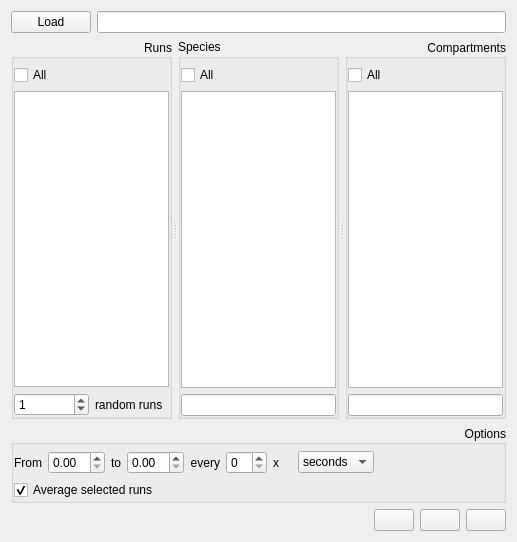
First picture: the form in infobiotics/dashboard/plugins/simulator_results/simulation_results_dialog.ui, repository jvb/infobiotics-dashboard, before the edit.
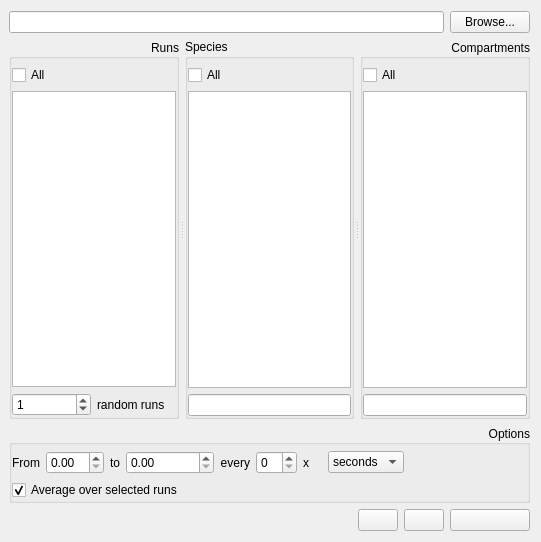
Second picture: the form after the edit. Icons and pictures are not drawn. Custom widgets are drawn as their Qt base class.

Commit message: Polishing simulator_results. Changed VERSION to 0.0.12.dev for easy_install. Must remember to change it back to 0.0.12 before next release.

```diff
--- a/infobiotics/dashboard/plugins/simulator_results/simulation_results_dialog.ui
+++ b/infobiotics/dashboard/plugins/simulator_results/simulation_results_dialog.ui
@@ -6,24 +6,30 @@
    <rect>
     <x>0</x>
     <y>0</y>
-    <width>517</width>
+    <width>541</width>
     <height>542</height>
    </rect>
   </property>
+  <property name="sizePolicy">
+   <sizepolicy hsizetype="Preferred" vsizetype="Preferred">
+    <horstretch>0</horstretch>
+    <verstretch>0</verstretch>
+   </sizepolicy>
+  </property>
+  <property name="maximumSize">
+   <size>
+    <width>16777215</width>
+    <height>16777215</height>
+   </size>
+  </property>
   <property name="windowTitle">
    <string>Simulator Results</string>
   </property>
-  <layout class="QVBoxLayout" name="verticalLayout_5">
-   <item>
-    <layout class="QHBoxLayout" name="filenameLayout">
-     <item>
-      <widget class="QPushButton" name="load_button">
-       <property name="text">
-        <string>Load</string>
-       </property>
-      </widget>
-     </item>
-     <item>
+  <layout class="QGridLayout" name="gridLayout_5">
+   <property name="leftMargin">
+    <number>9</number>
+   </property>
+   <item row="0" column="0" colspan="3">
       <widget class="QLineEdit" name="filenameLineEdit">
        <property name="enabled">
         <bool>true</bool>
@@ -33,9 +39,7 @@
        </property>
       </widget>
      </item>
-    </layout>
-   </item>
-   <item>
+   <item row="1" column="0" colspan="4">
     <widget class="QSplitter" name="splitter">
      <property name="sizePolicy">
       <sizepolicy hsizetype="Expanding" vsizetype="Expanding">
@@ -62,7 +66,7 @@
       <property name="alignment">
        <set>Qt::AlignRight|Qt::AlignTrailing|Qt::AlignVCenter</set>
       </property>
-      <layout class="QVBoxLayout" name="verticalLayout_3">
+      <layout class="QGridLayout" name="gridLayout_3">
        <property name="leftMargin">
         <number>0</number>
        </property>
@@ -75,7 +79,7 @@
        <property name="bottomMargin">
         <number>0</number>
        </property>
-       <item>
+       <item row="0" column="0">
         <widget class="QCheckBox" name="selectAllRunsCheckBox">
          <property name="enabled">
           <bool>true</bool>
@@ -88,7 +92,7 @@
          </property>
         </widget>
        </item>
-       <item>
+       <item row="1" column="0" colspan="2">
         <widget class="QListWidget" name="runsListWidget">
          <property name="enabled">
           <bool>true</bool>
@@ -98,9 +102,7 @@
          </property>
         </widget>
        </item>
-       <item>
-        <layout class="QHBoxLayout" name="randomRunsLayout">
-         <item>
+       <item row="2" column="0">
           <widget class="QSpinBox" name="randomRunsSpinBox">
            <property name="enabled">
             <bool>true</bool>
@@ -122,7 +124,7 @@
            </property>
           </widget>
          </item>
-         <item>
+       <item row="2" column="1">
           <widget class="QLabel" name="randomRunsLabel">
            <property name="text">
             <string>random runs</string>
@@ -133,17 +135,12 @@
           </widget>
          </item>
         </layout>
-       </item>
-      </layout>
      </widget>
      <widget class="QGroupBox" name="speciesGroupBox">
       <property name="title">
        <string>Species</string>
       </property>
-      <layout class="QVBoxLayout" name="verticalLayout">
-       <property name="spacing">
-        <number>6</number>
-       </property>
+      <layout class="QGridLayout" name="gridLayout_2">
        <property name="leftMargin">
         <number>0</number>
        </property>
@@ -156,7 +153,10 @@
        <property name="bottomMargin">
         <number>0</number>
        </property>
-       <item>
+       <property name="horizontalSpacing">
+        <number>6</number>
+       </property>
+       <item row="0" column="0">
         <widget class="QCheckBox" name="selectAllSpeciesCheckBox">
          <property name="enabled">
           <bool>true</bool>
@@ -169,7 +169,23 @@
          </property>
         </widget>
        </item>
-       <item>
+       <item row="0" column="1">
+        <widget class="QLabel" name="species_selected_and_total_label">
+         <property name="toolTip">
+          <string>selected / total</string>
+         </property>
+         <property name="text">
+          <string/>
+         </property>
+         <property name="scaledContents">
+          <bool>false</bool>
+         </property>
+         <property name="alignment">
+          <set>Qt::AlignRight|Qt::AlignTrailing|Qt::AlignVCenter</set>
+         </property>
+        </widget>
+       </item>
+       <item row="1" column="0" colspan="2">
         <widget class="QListWidget" name="speciesListWidget">
          <property name="toolTip">
           <string>Select multiple species using ctrl-click, shift-click or click-drag.</string>
@@ -179,7 +195,7 @@
          </property>
         </widget>
        </item>
-       <item>
+       <item row="2" column="0" colspan="2">
         <widget class="QLineEdit" name="speciesListWidget_filter">
          <property name="toolTip">
           <string>Filter Species</string>
@@ -211,10 +227,7 @@
        <property name="bottomMargin">
         <number>0</number>
        </property>
-       <property name="horizontalSpacing">
-        <number>0</number>
-       </property>
-       <property name="verticalSpacing">
+       <property name="spacing">
         <number>6</number>
        </property>
        <item row="0" column="0">
@@ -230,6 +243,22 @@
          </property>
         </widget>
        </item>
+       <item row="0" column="1">
+        <widget class="QLabel" name="compartments_selected_and_total_label">
+         <property name="toolTip">
+          <string>selected / total</string>
+         </property>
+         <property name="text">
+          <string/>
+         </property>
+         <property name="scaledContents">
+          <bool>false</bool>
+         </property>
+         <property name="alignment">
+          <set>Qt::AlignRight|Qt::AlignTrailing|Qt::AlignVCenter</set>
+         </property>
+        </widget>
+       </item>
        <item row="2" column="0" colspan="2">
         <widget class="QListWidget" name="compartmentsListWidget">
          <property name="enabled">
@@ -270,7 +299,7 @@
      </widget>
     </widget>
    </item>
-   <item>
+   <item row="2" column="0" colspan="4">
     <widget class="QGroupBox" name="optionsGroupBox">
      <property name="title">
       <string>Options</string>
@@ -278,7 +307,7 @@
      <property name="alignment">
       <set>Qt::AlignRight|Qt::AlignTrailing|Qt::AlignVCenter</set>
      </property>
-     <layout class="QVBoxLayout" name="verticalLayout_4">
+     <layout class="QGridLayout" name="gridLayout_4">
       <property name="leftMargin">
        <number>0</number>
       </property>
@@ -291,10 +320,17 @@
       <property name="bottomMargin">
        <number>0</number>
       </property>
-      <item>
-       <layout class="QHBoxLayout" name="timeLayout">
-        <item>
+      <item row="0" column="0">
          <widget class="QLabel" name="fromLabel">
+        <property name="sizePolicy">
+         <sizepolicy hsizetype="Maximum" vsizetype="Preferred">
+          <horstretch>0</horstretch>
+          <verstretch>0</verstretch>
+         </sizepolicy>
+        </property>
+        <property name="toolTip">
+         <string>Select timepoints starting from &lt;I&gt;n&lt;/I&gt;</string>
+        </property>
           <property name="text">
            <string>From</string>
           </property>
@@ -303,11 +339,30 @@
           </property>
          </widget>
         </item>
-        <item>
-         <widget class="FromToDoubleSpinBox" name="fromSpinBox"/>
-        </item>
-        <item>
+      <item row="0" column="1">
+       <widget class="FromToDoubleSpinBox" name="fromSpinBox">
+        <property name="sizePolicy">
+         <sizepolicy hsizetype="Preferred" vsizetype="Fixed">
+          <horstretch>0</horstretch>
+          <verstretch>0</verstretch>
+         </sizepolicy>
+        </property>
+        <property name="toolTip">
+         <string>Select timepoints starting from &lt;I&gt;n&lt;/I&gt;</string>
+        </property>
+       </widget>
+      </item>
+      <item row="0" column="2">
          <widget class="QLabel" name="toLabel">
+        <property name="sizePolicy">
+         <sizepolicy hsizetype="Maximum" vsizetype="Preferred">
+          <horstretch>0</horstretch>
+          <verstretch>0</verstretch>
+         </sizepolicy>
+        </property>
+        <property name="toolTip">
+         <string>Select timepoints up to and including &lt;I&gt;n&lt;/I&gt;</string>
+        </property>
           <property name="text">
            <string>to</string>
           </property>
@@ -316,11 +371,30 @@
           </property>
          </widget>
         </item>
-        <item>
-         <widget class="FromToDoubleSpinBox" name="toSpinBox"/>
-        </item>
-        <item>
+      <item row="0" column="3" colspan="2">
+       <widget class="FromToDoubleSpinBox" name="toSpinBox">
+        <property name="sizePolicy">
+         <sizepolicy hsizetype="Preferred" vsizetype="Fixed">
+          <horstretch>0</horstretch>
+          <verstretch>0</verstretch>
+         </sizepolicy>
+        </property>
+        <property name="toolTip">
+         <string>Select timepoints up to and including &lt;I&gt;n&lt;/I&gt;</string>
+        </property>
+       </widget>
+      </item>
+      <item row="0" column="5">
          <widget class="QLabel" name="everyLabel">
+        <property name="sizePolicy">
+         <sizepolicy hsizetype="Maximum" vsizetype="Preferred">
+          <horstretch>0</horstretch>
+          <verstretch>0</verstretch>
+         </sizepolicy>
+        </property>
+        <property name="toolTip">
+         <string>Select every &lt;I&gt;n&lt;/I&gt; timepoints from start to finish</string>
+        </property>
           <property name="text">
            <string>every</string>
           </property>
@@ -329,24 +403,43 @@
           </property>
          </widget>
         </item>
-        <item>
-         <widget class="QSpinBox" name="everySpinBox"/>
-        </item>
-        <item>
+      <item row="0" column="6">
+       <widget class="QSpinBox" name="everySpinBox">
+        <property name="sizePolicy">
+         <sizepolicy hsizetype="Preferred" vsizetype="Fixed">
+          <horstretch>0</horstretch>
+          <verstretch>0</verstretch>
+         </sizepolicy>
+        </property>
+        <property name="toolTip">
+         <string>Select every &lt;I&gt;n&lt;/I&gt; timepoints from start to finish</string>
+        </property>
+       </widget>
+      </item>
+      <item row="0" column="7">
          <widget class="QLabel" name="xLabel">
           <property name="text">
            <string>x</string>
           </property>
          </widget>
         </item>
-        <item>
+      <item row="0" column="8">
          <widget class="QLabel" name="intervalLabel">
+        <property name="sizePolicy">
+         <sizepolicy hsizetype="Maximum" vsizetype="Preferred">
+          <horstretch>0</horstretch>
+          <verstretch>0</verstretch>
+         </sizepolicy>
+        </property>
+        <property name="toolTip">
+         <string>Log interval of simulation</string>
+        </property>
           <property name="text">
            <string/>
           </property>
          </widget>
         </item>
-        <item>
+      <item row="0" column="9">
          <widget class="QComboBox" name="unitsComboBox">
           <property name="enabled">
            <bool>true</bool>
@@ -368,70 +461,62 @@
           </item>
          </widget>
         </item>
-        <item>
-         <spacer name="horizontalSpacer">
+      <item row="0" column="10">
+       <spacer name="timepoints_spacer">
           <property name="orientation">
            <enum>Qt::Horizontal</enum>
           </property>
           <property name="sizeHint" stdset="0">
            <size>
-            <width>40</width>
+          <width>57</width>
             <height>20</height>
            </size>
           </property>
          </spacer>
         </item>
-       </layout>
-      </item>
-      <item>
-       <layout class="QHBoxLayout" name="horizontalLayout_2">
-        <item>
+      <item row="1" column="0" colspan="4">
          <widget class="QCheckBox" name="averageSelectedRunsCheckBox">
           <property name="toolTip">
            <string>Not appropriate for oscillatory behaviours</string>
           </property>
           <property name="text">
-           <string>Average selected runs</string>
+         <string>Average over selected runs</string>
           </property>
           <property name="checked">
            <bool>true</bool>
           </property>
          </widget>
         </item>
-        <item>
-         <spacer name="horizontalSpacer_2">
+      <item row="1" column="4" colspan="7">
+       <spacer name="average_spacer">
           <property name="orientation">
            <enum>Qt::Horizontal</enum>
           </property>
           <property name="sizeHint" stdset="0">
            <size>
-            <width>40</width>
+          <width>304</width>
             <height>20</height>
            </size>
           </property>
          </spacer>
-        </item>
-       </layout>
       </item>
      </layout>
     </widget>
    </item>
-   <item>
-    <layout class="QHBoxLayout" name="horizontalLayout">
-     <item>
-      <spacer name="horizontalSpacer_3">
+   <item row="3" column="0">
+    <spacer name="actions_spacer">
        <property name="orientation">
         <enum>Qt::Horizontal</enum>
        </property>
        <property name="sizeHint" stdset="0">
         <size>
-         <width>40</width>
+       <width>244</width>
          <height>20</height>
         </size>
        </property>
       </spacer>
      </item>
-     <item>
+   <item row="3" column="1">
       <widget class="QPushButton" name="save_data_button">
        <property name="toolTip">
         <string>Save timeseries data for selected runs, species and compartments</string>
@@ -451,7 +536,7 @@
        </property>
       </widget>
      </item>
-     <item>
+   <item row="3" column="2">
       <widget class="QPushButton" name="plotButton">
        <property name="toolTip">
         <string>Plot timeseries for selected runs, species and compartments</string>
@@ -471,7 +556,7 @@
        </property>
       </widget>
      </item>
-     <item>
+   <item row="3" column="3">
       <widget class="QPushButton" name="surfacePlotButton">
        <property name="toolTip">
         <string>Animate levels of selected species on lattice</string>
@@ -491,7 +576,21 @@
        </property>
       </widget>
      </item>
-    </layout>
+   <item row="0" column="3">
+    <widget class="QPushButton" name="load_button">
+     <property name="maximumSize">
+      <size>
+       <width>16777215</width>
+       <height>16777215</height>
+      </size>
+     </property>
+     <property name="toolTip">
+      <string>Select a different H5 file</string>
+     </property>
+     <property name="text">
+      <string>Browse...</string>
+     </property>
+    </widget>
    </item>
   </layout>
  </widget>
```
Left out of the diff: 60 changed lines with no effect on the pictures. Lines whose indentation alone changed are shown as unchanged. The commit also changes 12 other files.
